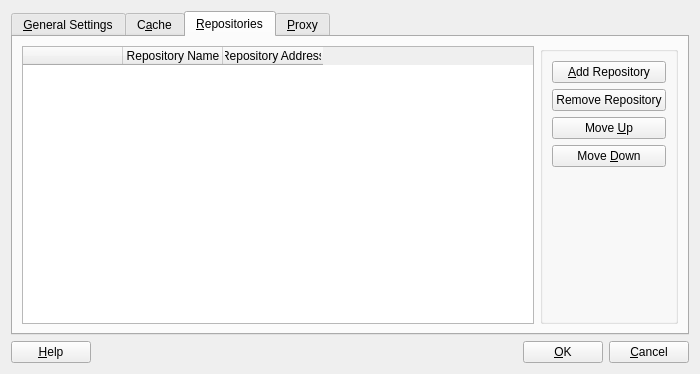
Qt form kde4/package-manager/manager/ui/settingsdialog.ui (pars-linux/uludag) before a commit.
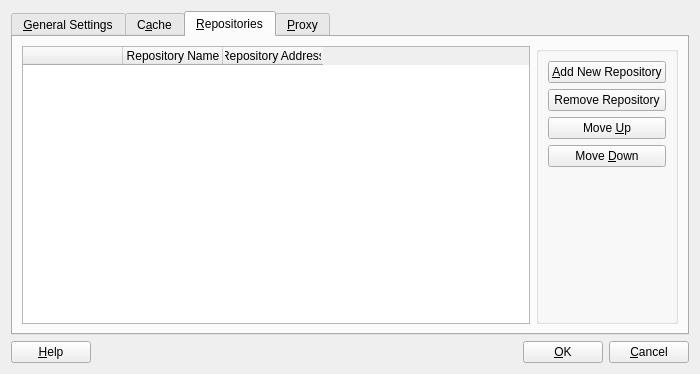
The same form after that commit. The open tabs and pages were chosen to show the change. Icons and pictures are not drawn.

What changed in the file:
```diff
--- a/kde4/package-manager/manager/ui/settingsdialog.ui
+++ b/kde4/package-manager/manager/ui/settingsdialog.ui
@@ -455,7 +455,7 @@
           <item row="0" column="0" >
            <widget class="QPushButton" name="addRepoButton" >
             <property name="text" >
-             <string>&amp;Add Repository</string>
+             <string>&amp;Add New Repository</string>
             </property>
            </widget>
           </item>
```
